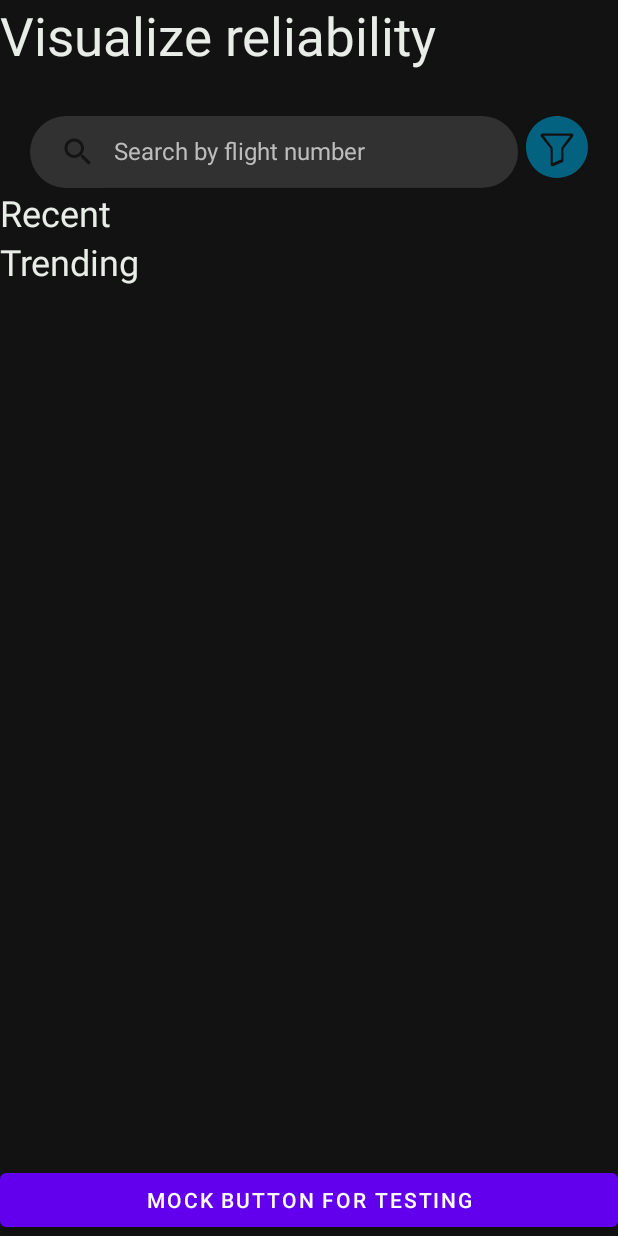
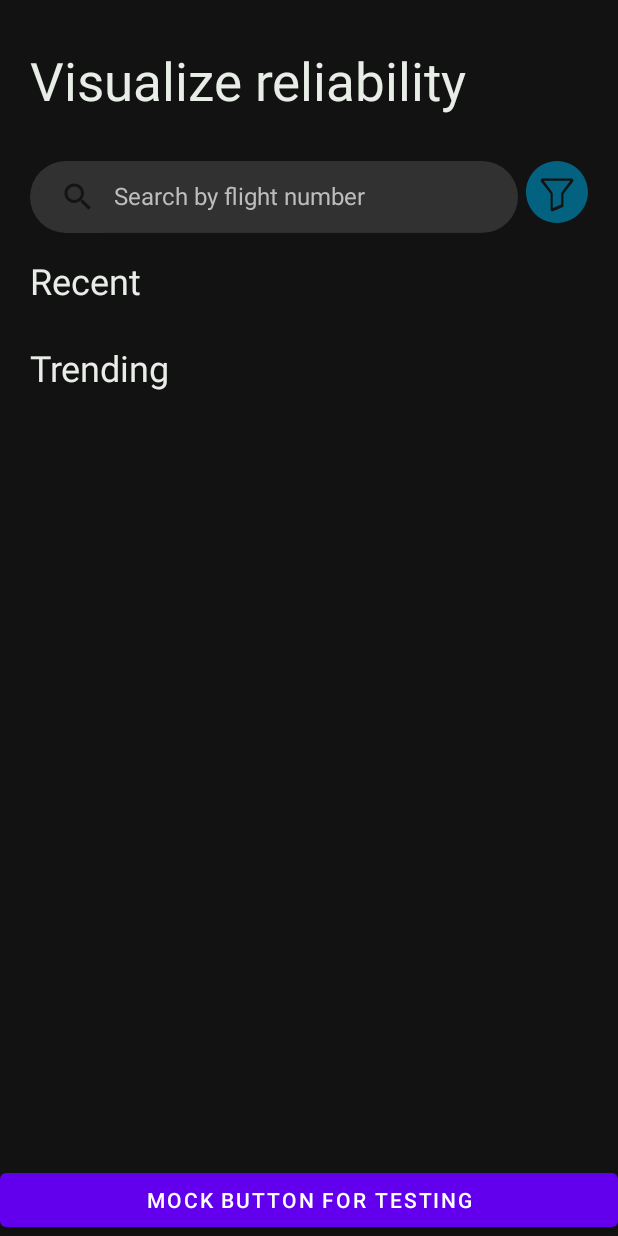
Before and after one commit to ethanlee123/wanttofly-android, an Android app: the SearchActivity screen opened directly, with no data from a screen before it, on a phone screen of 412 x 824 dp. Run offline under Robolectric (Android 15) with nearby library versions, the phone set to English and light mode, and no system bars.

Commit message:
Adjust margins

```diff
--- a/app/src/main/res/layout/activity_search.xml
+++ b/app/src/main/res/layout/activity_search.xml
@@ -22,14 +22,17 @@
 
     <TextView
         android:id="@+id/tv_title"
-        android:layout_width="match_parent"
+        android:layout_width="0dp"
         android:layout_height="wrap_content"
         android:layout_marginBottom="20dp"
+        android:layout_marginTop="30dp"
         android:textColor="@color/white_200"
         android:textSize="35sp"
         android:maxLines="1"
         android:text="@string/visualize_reliability"
-        app:layout_constraintTop_toTopOf="parent"/>
+        app:layout_constraintTop_toTopOf="parent"
+        app:layout_constraintStart_toStartOf="@id/start_guideline"
+        app:layout_constraintEnd_toEndOf="@id/end_guideline"/>
 
     <androidx.appcompat.widget.SearchView
         android:id="@+id/sv_search_bar"
@@ -50,46 +53,58 @@
         android:layout_width="wrap_content"
         android:layout_height="wrap_content"
         android:src="@drawable/ic_filter"
-        android:contentDescription="advanced search icon"
+        android:contentDescription="@string/advanced_search_icon"
         app:layout_constraintEnd_toEndOf="@id/end_guideline"
         app:layout_constraintTop_toTopOf="@id/sv_search_bar" />
 
     <TextView
         android:id="@+id/tv_recent"
-        android:layout_width="match_parent"
+        android:layout_width="0dp"
         android:layout_height="wrap_content"
         android:layout_marginBottom="10dp"
+        android:layout_marginTop="15dp"
         android:textColor="@color/white_200"
         android:textSize="24sp"
         android:maxLines="1"
         android:text="@string/recent"
-        app:layout_constraintTop_toBottomOf="@id/sv_search_bar"/>
+        app:layout_constraintTop_toBottomOf="@id/sv_search_bar"
+        app:layout_constraintStart_toStartOf="@id/start_guideline"
+        app:layout_constraintEnd_toEndOf="@id/end_guideline"/>
 
     <androidx.recyclerview.widget.RecyclerView
         android:id="@+id/rv_recent"
-        android:layout_width="match_parent"
+        android:layout_width="0dp"
         android:layout_height="wrap_content"
         android:layout_marginBottom="20dp"
+        android:layout_marginTop="10dp"
         tools:listitem="@layout/flight_summary_search"
         tools:itemCount="1"
-        app:layout_constraintTop_toBottomOf="@id/tv_recent"/>
+        app:layout_constraintTop_toBottomOf="@id/tv_recent"
+        app:layout_constraintStart_toStartOf="@id/start_guideline"
+        app:layout_constraintEnd_toEndOf="@id/end_guideline"/>
 
     <TextView
         android:id="@+id/tv_trending"
-        android:layout_width="match_parent"
+        android:layout_width="0dp"
         android:layout_height="wrap_content"
         android:layout_marginBottom="10dp"
+        android:layout_marginTop="15dp"
         android:textColor="@color/white_200"
         android:textSize="24sp"
         android:maxLines="1"
         android:text="@string/trending"
-        app:layout_constraintTop_toBottomOf="@id/rv_recent"/>
+        app:layout_constraintTop_toBottomOf="@id/rv_recent"
+        app:layout_constraintStart_toStartOf="@id/start_guideline"
+        app:layout_constraintEnd_toEndOf="@id/end_guideline"/>
 
     <androidx.recyclerview.widget.RecyclerView
         android:id="@+id/rv_trending"
-        android:layout_width="match_parent"
+        android:layout_width="0dp"
         android:layout_height="wrap_content"
+        android:layout_marginTop="10dp"
         app:layout_constraintTop_toBottomOf="@id/tv_trending"
+        app:layout_constraintStart_toStartOf="@id/start_guideline"
+        app:layout_constraintEnd_toEndOf="@id/end_guideline"
         tools:listitem="@layout/flight_summary_search"
         tools:itemCount="1"/>
 
--- a/app/src/main/res/values/strings.xml
+++ b/app/src/main/res/values/strings.xml
@@ -17,5 +17,6 @@
     <string name="recent">Recent</string>
     <string name="trending">Trending</string>
     <string name="on_time_capitalized">ON TIME</string>
+    <string name="advanced_search_icon">advanced search icon</string>
 
 </resources>
```
